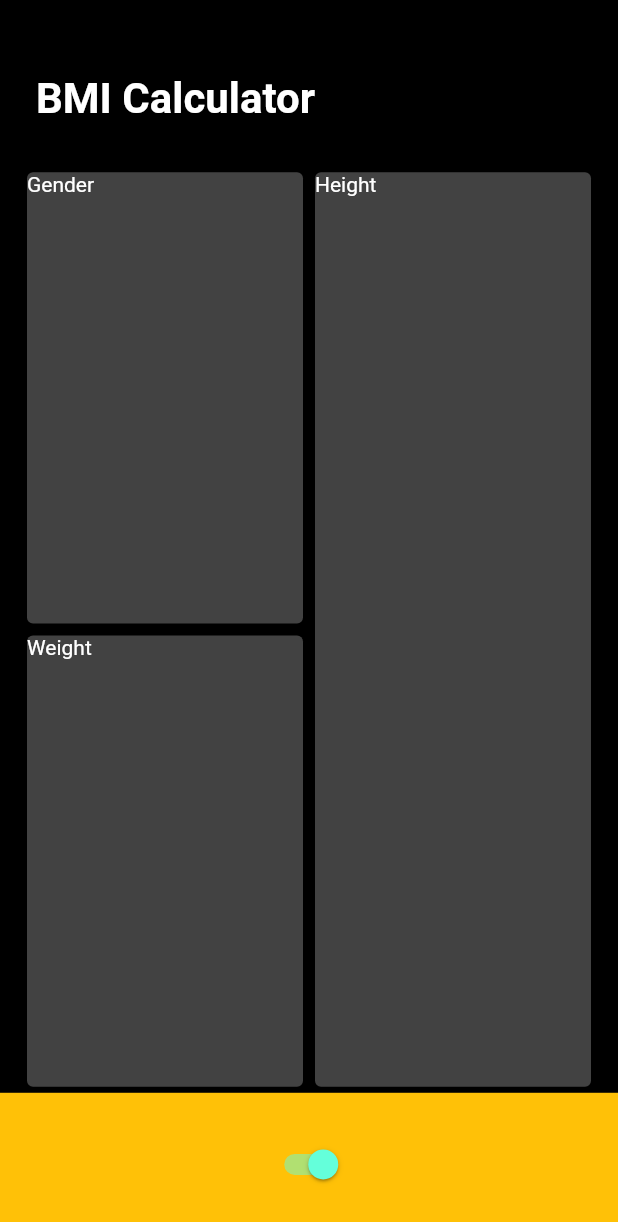
After one commit to ck-lamib/100DaysOfCode, a Flutter app: the InputPage screen opened directly, on a phone screen of 412 x 824 dp. The commit adds this screen. Shown: the top 1222 px of the screen. Run offline on Flutter 3.47's test engine with Material 2 defaults, Android fonts, the phone set to English and light mode, and no system bars; our stand-ins replace bloc, cloud_firestore, connectivity_plus, equatable, firebase_auth, firebase_core and 5 more; accounts and stored records are empty; network calls fail.

Commit message:
adding input page in bmi_calculator

```diff
--- /dev/null
+++ b/bmi_calculator/lib/input_page.dart
@@ -0,0 +1,77 @@
+import 'package:bmi_calculator/utils/widget_utils.dart';
+import 'package:flutter/material.dart';
+
+class InputPage extends StatelessWidget {
+  const InputPage({super.key});
+  Widget _buildTitle(BuildContext context) {
+    return Padding(
+      padding: EdgeInsets.only(
+        left: 24.0,
+        top: screenAwareSize(56.0, context),
+      ),
+      child: const Text(
+        "BMI Calculator",
+        style: TextStyle(fontSize: 28.0, fontWeight: FontWeight.bold),
+      ),
+    );
+  }
+
+  Widget _buildBottom(BuildContext context) {
+    return Container(
+      color: Colors.amber,
+      alignment: Alignment.center,
+      height: screenAwareSize(108.0, context),
+      width: double.infinity,
+      child: Switch(value: true, onChanged: (val) {}),
+    );
+  }
+
+  Widget _buildCards(BuildContext context) {
+    return Padding(
+      padding: EdgeInsets.only(
+        left: 14.0,
+        right: 14.0,
+        top: screenAwareSize(32.0, context),
+      ),
+      child: Row(
+        children: <Widget>[
+          Expanded(
+            child: Column(
+              children: <Widget>[
+                Expanded(child: _tempCard("Gender")),
+                Expanded(child: _tempCard("Weight")),
+              ],
+            ),
+          ),
+          Expanded(child: _tempCard("Height"))
+        ],
+      ),
+    );
+  }
+
+  Widget _tempCard(String label) {
+    return Card(
+      child: SizedBox(
+        width: double.infinity,
+        height: double.infinity,
+        child: Text(label),
+      ),
+    );
+  }
+
+  @override
+  Widget build(BuildContext context) {
+    return Scaffold(
+      body: SafeArea(
+        child: Column(
+          crossAxisAlignment: CrossAxisAlignment.start,
+          children: <Widget>[
+            _buildTitle(context),
+            Expanded(child: _buildCards(context)),
+            _buildBottom(context),
+          ],
+        ),
+      ),
+    );
+  }
+}
--- /dev/null
+++ b/bmi_calculator/lib/utils/gender.dart
@@ -0,0 +1 @@
+enum Gender { male, female, other }
--- /dev/null
+++ b/bmi_calculator/lib/utils/widget_utils.dart
@@ -0,0 +1,7 @@
+import 'package:flutter/material.dart';
+
+const double baseHeight = 932;
+
+double screenAwareSize(double size, BuildContext context) {
+  return size * MediaQuery.of(context).size.height / baseHeight;
+}
```
Also changed, not shown: bmi_calculator/lib/main.dart (+7 -102 lines), instagram_clone/lib/screens/home_screen.dart (added, +26 -0 lines), 1 other file.
